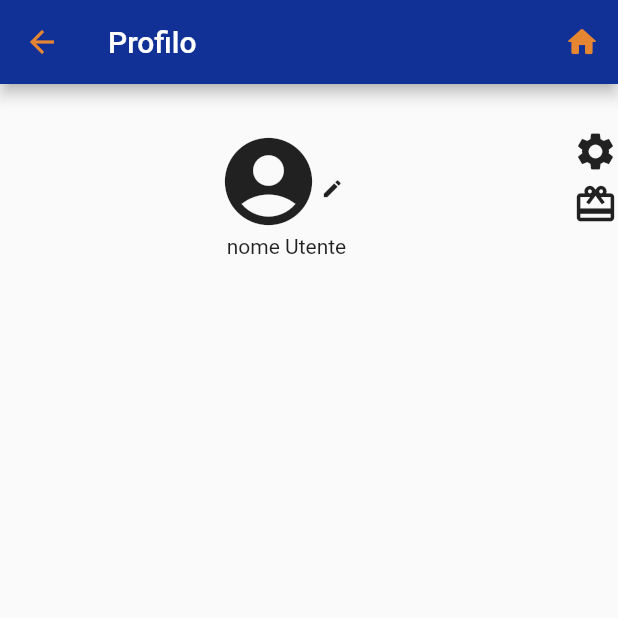
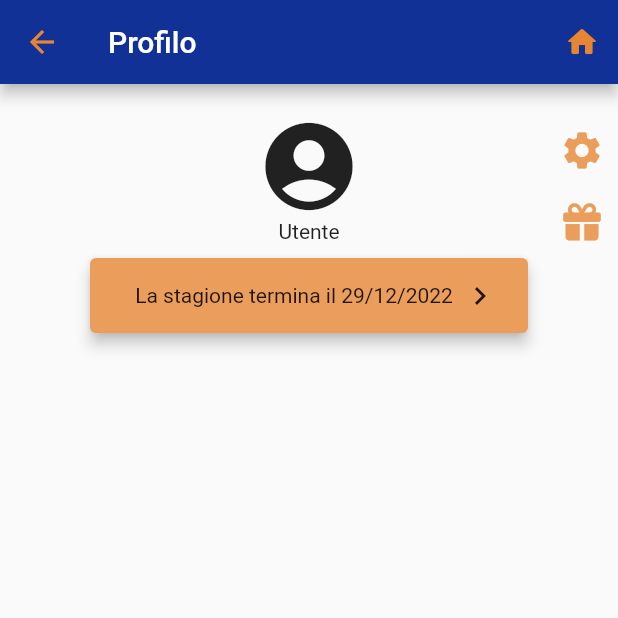
Before and after one commit to GaetanoRuggiero/EMAD2022_23-09, a Flutter app: the screen it shows after launch, after a tap on the "person" icon, on a phone screen of 412 x 824 dp, the top half of it. Run offline on Flutter 3.47's test engine with Material 2 defaults, Android fonts, the phone set to English and light mode, and no system bars; our stand-ins replace camera, font_awesome_flutter, google_maps_flutter.

Commit message:
Updated profile UI

```diff
--- a/arts/lib/ui/homepage.dart
+++ b/arts/lib/ui/homepage.dart
@@ -1,6 +1,6 @@
 import 'package:flutter/material.dart';
 import './styles.dart';
-import './profilo.dart';
+import './profile.dart';
 import './sidequest.dart';
 import './collection.dart';
 import './takepicture.dart';
@@ -87,7 +87,7 @@ class _HomePageState extends State<HomePage> with SingleTickerProviderStateMixin
                       onPressed: () {
                         Navigator.push(
                           context,
-                          MaterialPageRoute(builder: (context) => const Profilo()),
+                          MaterialPageRoute(builder: (context) => const Profile()),
                         );
                       }),
                 ),
--- /dev/null
+++ b/arts/lib/ui/profile.dart
@@ -0,0 +1,100 @@
+import 'package:flutter/material.dart';
+import 'package:font_awesome_flutter/font_awesome_flutter.dart';
+
+class Profile extends StatelessWidget {
+  const Profile({Key? key}) : super(key: key);
+
+  @override
+  Widget build(BuildContext context) {
+    return Scaffold(
+        appBar: AppBar(
+          title: const Text("Profilo"),
+          actions: <Widget>[
+            IconButton(
+                onPressed: () {
+                  Navigator.of(context).popUntil((route) => route.isFirst);
+                },
+                icon: const Icon(Icons.home_rounded))
+          ],
+        ),
+        body: Column(children: [
+          Stack(
+            children: [
+              Container(
+                alignment: Alignment.center,
+                margin: const EdgeInsets.fromLTRB(0, 20, 0, 0),
+                child: Column(
+                  children: const [
+                    Icon(size: 70, Icons.account_circle),
+                    Text("Utente"),
+                    SeasonCard(),
+                  ],
+                ),
+              ),
+              Positioned(
+                right: 0,
+                child: Container(
+                  margin: const EdgeInsets.fromLTRB(0, 20, 0, 0),
+                  child: Column(
+                    children: [
+                      IconButton(
+                        color: const Color(0xFFEB9E5C),
+                        onPressed: (){},
+                        icon: const Icon(size: 30, Icons.settings)
+                      ),
+                      IconButton(
+                        color: const Color(0xFFEB9E5C),
+                        onPressed: (){},
+                        icon: const Icon(size: 25, FontAwesomeIcons.gift)
+                      )
+                      ,
+                    ],
+                  ),
+                ),
+              )
+            ],
+          ),
+        ]
+        )
+    );
+  }
+}
+
+class SeasonCard extends StatelessWidget {
+  const SeasonCard({super.key});
+
+  @override
+  Widget build(BuildContext context) {
+    final now = DateTime.now().add(const Duration(days: 30));
+    String day = now.day.toString();
+    String month = now.month.toString();
+    String year = now.year.toString();
+    return Card(
+      borderOnForeground: true,
+      elevation: 4,
+      margin: const EdgeInsets.only(left: 60, right: 60, top: 10),
+      color: const Color(0xFFEB9E5C),
+      child: Container(
+        width: 300,
+        height: 50,
+        padding: const EdgeInsets.only(right: 20),
+        child: Stack(
+          alignment: Alignment.center,
+          children: [
+            Text("La stagione termina il $day/$month/$year"),
+            Positioned(
+              right: 0,
+              child: IconButton(
+                  padding: EdgeInsets.zero,
+                  constraints: const BoxConstraints(),
+                  onPressed: () {
+                    //TODO: link to page with season rewards
+                  },
+                  icon: const Icon(Icons.navigate_next)),
+            ),
+          ],
+        ),
+      ),
+    );
+  }
+}
--- a/arts/lib/ui/profilo.dart
+++ /dev/null
@@ -1,70 +0,0 @@
-import 'package:flutter/material.dart';
-
-class Profilo extends StatelessWidget {
-  const Profilo({Key? key}) : super(key: key);
-
-  @override
-  Widget build(BuildContext context) {
-    return Scaffold(
-        appBar: AppBar(
-          title: const Text("Profilo"),
-          actions: <Widget>[
-            IconButton(
-                onPressed: () {
-                  Navigator.of(context).popUntil((route) => route.isFirst);
-                },
-                icon: const Icon(Icons.home_rounded))
-          ],
-        ),
-        body: Stack(
-          children: const [ElevatedCard()],
-        )
-        // This trailing comma makes auto-formatting nicer for build methods.
-        );
-  }
-}
-
-class ElevatedCard extends StatelessWidget {
-  const ElevatedCard({super.key});
-
-  @override
-  Widget build(BuildContext context) {
-    return Row(
-      mainAxisAlignment: MainAxisAlignment.spaceBetween,
-      children: [
-        const FittedBox(),
-        Container(
-          margin: const EdgeInsets.fromLTRB(0, 30, 0, 0),
-          child: Column(
-            children: [
-              Row(
-                children: [
-                  const Icon(size: 70, Icons.account_circle),
-                  IconButton(
-                      alignment: Alignment.bottomLeft,
-                      padding: EdgeInsets.zero,
-                      constraints: const BoxConstraints(),
-                      onPressed: () {},
-                      icon: const Icon(size: 15, Icons.edit)),
-                ],
-              ),
-              const Text(textAlign: TextAlign.left, "nome Utente"),
-            ],
-          ),
-        ),
-        Container(
-          margin: const EdgeInsets.fromLTRB(0, 30, 0, 0),
-          child: Column(
-            children: const [
-              Icon(size: 30, Icons.settings),
-              SizedBox(
-                height: 5,
-              ),
-              Icon(size: 30, Icons.redeem),
-            ],
-          ),
-        )
-      ],
-    );
-  }
-}
```
